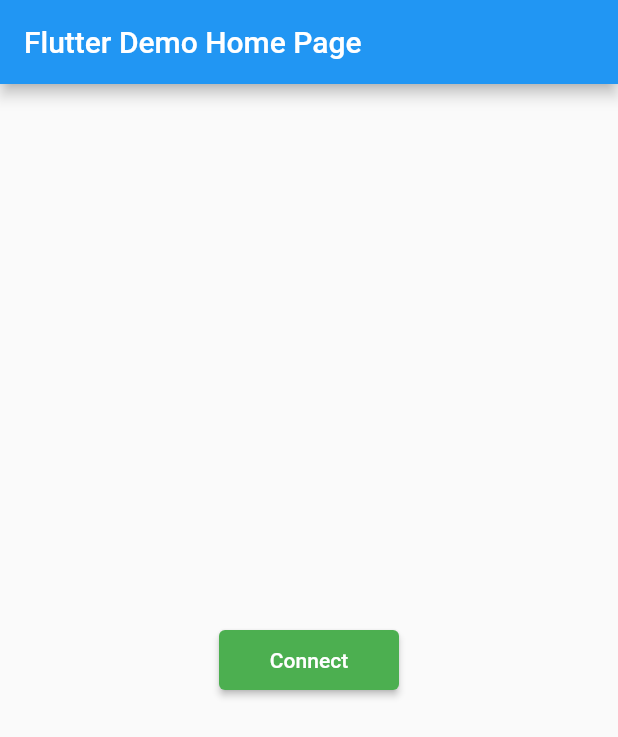
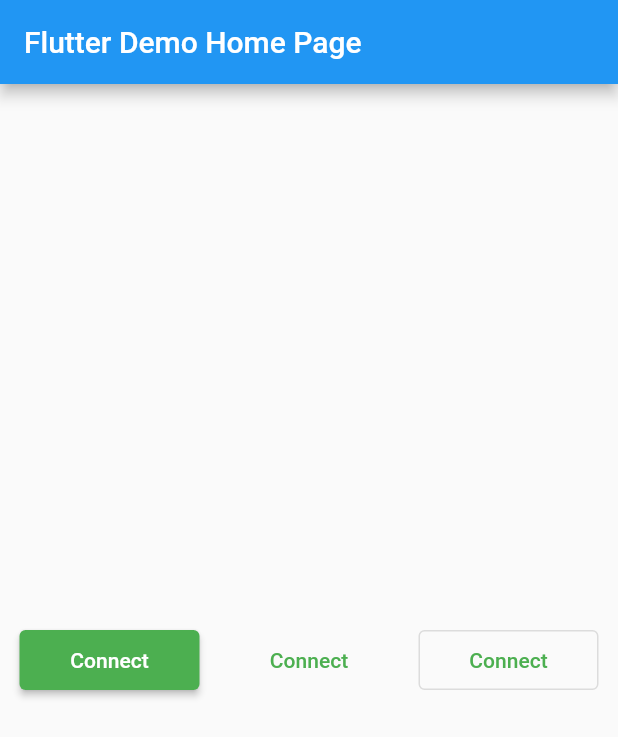
Before and after one commit to rahul-badgujar/tf_async_progress_buttons_flutter_package, a Flutter app: the screen it shows after launch, on a phone screen of 412 x 824 dp. Shown: the top 737 px of the screen. Run offline on Flutter 3.47's test engine with Material 2 defaults, Android fonts, the phone set to English and light mode, and no system bars.

Commit message:
added support for outlined and text button

```diff
--- a/example/lib/main.dart
+++ b/example/lib/main.dart
@@ -45,27 +45,95 @@ class _MyHomePageState extends State<MyHomePage> {
         child: Column(
           mainAxisAlignment: MainAxisAlignment.center,
           children: <Widget>[
+            Row(
+              mainAxisAlignment: MainAxisAlignment.spaceEvenly,
+              children: [
                 TfAsyncProgressElevatedButton(
                   action: connectToServer,
                   undoAction: connectToServer,
                   actionInitButtonChild: const Text('Connect'),
-              actionInProgressButtonChild: const Padding(
-                padding: EdgeInsets.all(8.0),
-                child: AspectRatio(
-                  aspectRatio: 1,
-                  child: CircularProgressIndicator(),
-                ),
-              ),
+                  actionInProgressButtonChild: const Text('Connecting...'),
                   actionCompleteButtonChild: const Text('Disconnect'),
                   size: const Size(120, 40),
                   actionInitButtonStyle: ButtonStyle(
-                backgroundColor: MaterialStateProperty.all<Color>(Colors.green),
+                    backgroundColor:
+                        MaterialStateProperty.all<Color>(Colors.green),
                   ),
                   actionInProgressButtonStyle: ButtonStyle(
-                backgroundColor: MaterialStateProperty.all<Color>(Colors.grey),
+                    backgroundColor:
+                        MaterialStateProperty.all<Color>(Colors.amber),
                   ),
                   actionDoneButtonStyle: ButtonStyle(
-                backgroundColor: MaterialStateProperty.all<Color>(Colors.red),
+                    backgroundColor:
+                        MaterialStateProperty.all<Color>(Colors.red),
+                  ),
+                  onActionResulted: (result, isError) {
+                    if (isError) {
+                      print('Error in action: $result');
+                    } else {
+                      print('Result in action: $result');
+                    }
+                  },
+                  onUndoActionResulted: (result, isError) {
+                    if (isError) {
+                      print('Error in undo action: $result');
+                    } else {
+                      print('Result in undo action: $result');
+                    }
+                  },
+                ),
+                TfAsyncProgressTextButton(
+                  action: connectToServer,
+                  undoAction: connectToServer,
+                  actionInitButtonChild: const Text('Connect'),
+                  actionInProgressButtonChild: const Text('Connecting...'),
+                  actionCompleteButtonChild: const Text('Disconnect'),
+                  size: const Size(120, 40),
+                  actionInitButtonStyle: ButtonStyle(
+                    foregroundColor:
+                        ButtonStyleButton.allOrNull<Color>(Colors.green),
+                  ),
+                  actionInProgressButtonStyle: ButtonStyle(
+                    foregroundColor:
+                        ButtonStyleButton.allOrNull<Color>(Colors.amber),
+                  ),
+                  actionDoneButtonStyle: ButtonStyle(
+                    foregroundColor:
+                        ButtonStyleButton.allOrNull<Color>(Colors.red),
+                  ),
+                  onActionResulted: (result, isError) {
+                    if (isError) {
+                      print('Error in action: $result');
+                    } else {
+                      print('Result in action: $result');
+                    }
+                  },
+                  onUndoActionResulted: (result, isError) {
+                    if (isError) {
+                      print('Error in undo action: $result');
+                    } else {
+                      print('Result in undo action: $result');
+                    }
+                  },
+                ),
+                TfAsyncProgressOutlinedButton(
+                  action: connectToServer,
+                  undoAction: connectToServer,
+                  actionInitButtonChild: const Text('Connect'),
+                  actionInProgressButtonChild: const Text('Connecting...'),
+                  actionCompleteButtonChild: const Text('Disconnect'),
+                  size: const Size(120, 40),
+                  actionInitButtonStyle: ButtonStyle(
+                    foregroundColor:
+                        ButtonStyleButton.allOrNull<Color>(Colors.green),
+                  ),
+                  actionInProgressButtonStyle: ButtonStyle(
+                    foregroundColor:
+                        ButtonStyleButton.allOrNull<Color>(Colors.amber),
+                  ),
+                  actionDoneButtonStyle: ButtonStyle(
+                    foregroundColor:
+                        ButtonStyleButton.allOrNull<Color>(Colors.red),
                   ),
                   onActionResulted: (result, isError) {
                     if (isError) {
@@ -84,6 +152,8 @@ class _MyHomePageState extends State<MyHomePage> {
                 ),
               ],
             ),
+          ],
+        ),
       ),
     );
   }
@@ -91,7 +161,7 @@ class _MyHomePageState extends State<MyHomePage> {
   Future<int> connectToServer() async {
     final task = Future.delayed(const Duration(seconds: 2));
     await task;
-    final randInt = Random().nextInt(3);
+    final randInt = Random().nextInt(5);
     if (randInt == 0) {
       throw Exception('Manually generated error for testing');
     }
--- /dev/null
+++ b/lib/src/tf_async_progress_outlined_button.dart
@@ -0,0 +1,56 @@
+import 'package:flutter/foundation.dart';
+import 'package:flutter/material.dart';
+import 'package:tf_async_progress_button/src/tf_async_progress_base_button_impl.dart';
+
+class TfAsyncProgressOutlinedButton extends TfAsyncProgressBaseButton {
+  TfAsyncProgressOutlinedButton({
+    Key? key,
+    FocusNode? focusNode,
+    bool autoFocus = false,
+    Clip clipBehaviour = Clip.none,
+    ButtonStyle? actionInitButtonStyle,
+    ButtonStyle? actionInProgressButtonStyle,
+    ButtonStyle? actionDoneButtonStyle,
+    Widget actionInitButtonChild = const Text('Init'),
+    Widget actionInProgressButtonChild = const Text('Init'),
+    Widget actionCompleteButtonChild = const Text('Init'),
+    Size size = const Size(100, 50),
+    required AsyncValueGetter action,
+    required AsyncValueGetter undoAction,
+    Function(dynamic resultOrError, bool isError)? onActionResulted,
+    Function(dynamic resultOrError, bool isError)? onUndoActionResulted,
+  }) : super(
+          key: key,
+          focusNode: focusNode,
+          autofocus: autoFocus,
+          clipBehavior: clipBehaviour,
+          actionInitButtonStyle: actionInitButtonStyle,
+          actionInProgressButtonStyle: actionInProgressButtonStyle,
+          actionDoneButtonStyle: actionDoneButtonStyle,
+          actionInitButtonChild: actionInitButtonChild,
+          actionInProgressButtonChild: actionInProgressButtonChild,
+          actionDoneButtonChild: actionCompleteButtonChild,
+          size: size,
+          action: action,
+          undoAction: undoAction,
+          onActionResulted: onActionResulted,
+          onUndoActionResulted: onUndoActionResulted,
+        );
+
+  @override
+  Widget build(BuildContext context) {
+    return ValueListenableBuilder(
+      valueListenable: buttonStateNotifier,
+      builder: (context, buttonStateValue, _) {
+        return OutlinedButton(
+          onPressed: onButtonPressedCallback,
+          child: childWidget,
+          autofocus: autofocus,
+          clipBehavior: clipBehavior,
+          focusNode: focusNode,
+          style: buttonStyle,
+        );
+      },
+    );
+  }
+}
--- /dev/null
+++ b/lib/src/tf_async_progress_text_button.dart
@@ -0,0 +1,56 @@
+import 'package:flutter/foundation.dart';
+import 'package:flutter/material.dart';
+import 'package:tf_async_progress_button/src/tf_async_progress_base_button_impl.dart';
+
+class TfAsyncProgressTextButton extends TfAsyncProgressBaseButton {
+  TfAsyncProgressTextButton({
+    Key? key,
+    FocusNode? focusNode,
+    bool autoFocus = false,
+    Clip clipBehaviour = Clip.none,
+    ButtonStyle? actionInitButtonStyle,
+    ButtonStyle? actionInProgressButtonStyle,
+    ButtonStyle? actionDoneButtonStyle,
+    Widget actionInitButtonChild = const Text('Init'),
+    Widget actionInProgressButtonChild = const Text('Init'),
+    Widget actionCompleteButtonChild = const Text('Init'),
+    Size size = const Size(100, 50),
+    required AsyncValueGetter action,
+    required AsyncValueGetter undoAction,
+    Function(dynamic resultOrError, bool isError)? onActionResulted,
+    Function(dynamic resultOrError, bool isError)? onUndoActionResulted,
+  }) : super(
+          key: key,
+          focusNode: focusNode,
+          autofocus: autoFocus,
+          clipBehavior: clipBehaviour,
+          actionInitButtonStyle: actionInitButtonStyle,
+          actionInProgressButtonStyle: actionInProgressButtonStyle,
+          actionDoneButtonStyle: actionDoneButtonStyle,
+          actionInitButtonChild: actionInitButtonChild,
+          actionInProgressButtonChild: actionInProgressButtonChild,
+          actionDoneButtonChild: actionCompleteButtonChild,
+          size: size,
+          action: action,
+          undoAction: undoAction,
+          onActionResulted: onActionResulted,
+          onUndoActionResulted: onUndoActionResulted,
+        );
+
+  @override
+  Widget build(BuildContext context) {
+    return ValueListenableBuilder(
+      valueListenable: buttonStateNotifier,
+      builder: (context, buttonStateValue, _) {
+        return TextButton(
+          onPressed: onButtonPressedCallback,
+          child: childWidget,
+          autofocus: autofocus,
+          clipBehavior: clipBehavior,
+          focusNode: focusNode,
+          style: buttonStyle,
+        );
+      },
+    );
+  }
+}
--- a/lib/tf_async_progress_button.dart
+++ b/lib/tf_async_progress_button.dart
@@ -1,3 +1,5 @@
 library tf_async_progress_button;
 
 export 'src/tf_async_progress_elevated_button.dart';
+export 'src/tf_async_progress_text_button.dart';
+export 'src/tf_async_progress_outlined_button.dart';
```
Lines whose indentation alone changed are shown as unchanged.
